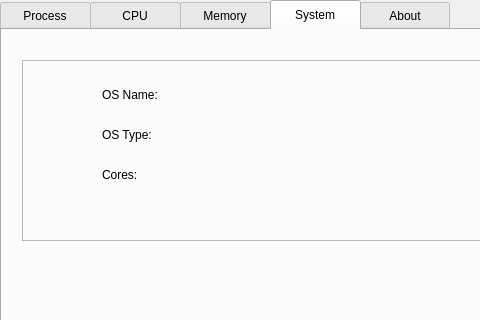
Before: the Qt Designer form 4. 大作业: System monitor/QT version/sysmonitor.ui in biubiubiiu/hust-OS, drawn with Qt 5; both pictures show x 0 to 480 and y 0 to 320 of the 720 by 576 pixel window.
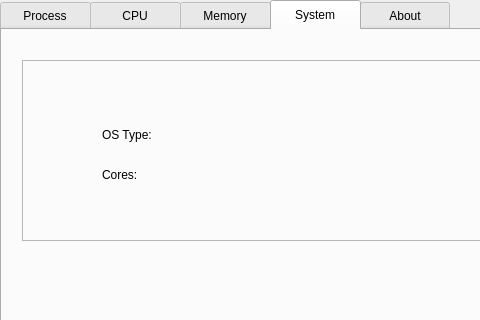
After: the same form once the commit is applied. The open tabs and pages were chosen to show the change. Custom widgets are drawn as their Qt base class.

Patch:
```diff
--- a/4. 大作业: System monitor/QT version/sysmonitor.ui
+++ b/4. 大作业: System monitor/QT version/sysmonitor.ui
@@ -207,19 +207,6 @@
      <property name="frameShadow">
       <enum>QFrame::Raised</enum>
      </property>
-     <widget class="QLabel" name="osNameHint">
-      <property name="geometry">
-       <rect>
-        <x>80</x>
-        <y>20</y>
-        <width>100</width>
-        <height>30</height>
-       </rect>
-      </property>
-      <property name="text">
-       <string>OS Name:</string>
-      </property>
-     </widget>
      <widget class="QLabel" name="osTypeHint">
       <property name="geometry">
        <rect>
```
Left out of the diff: 17 changed lines with no effect on the pictures.
